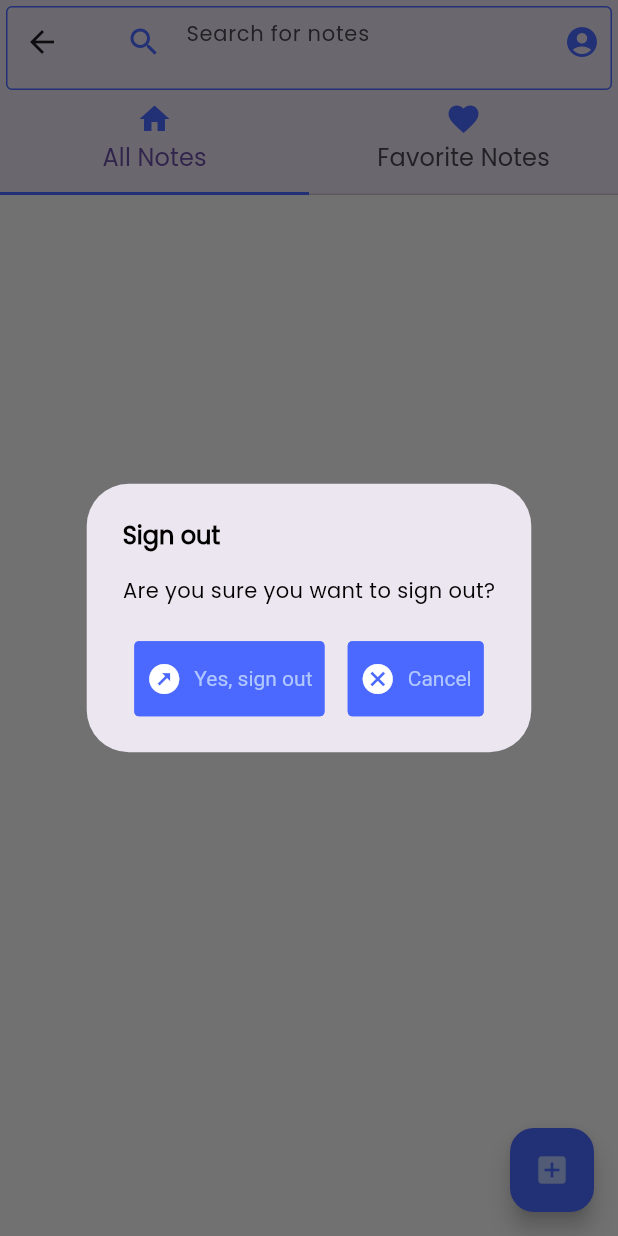
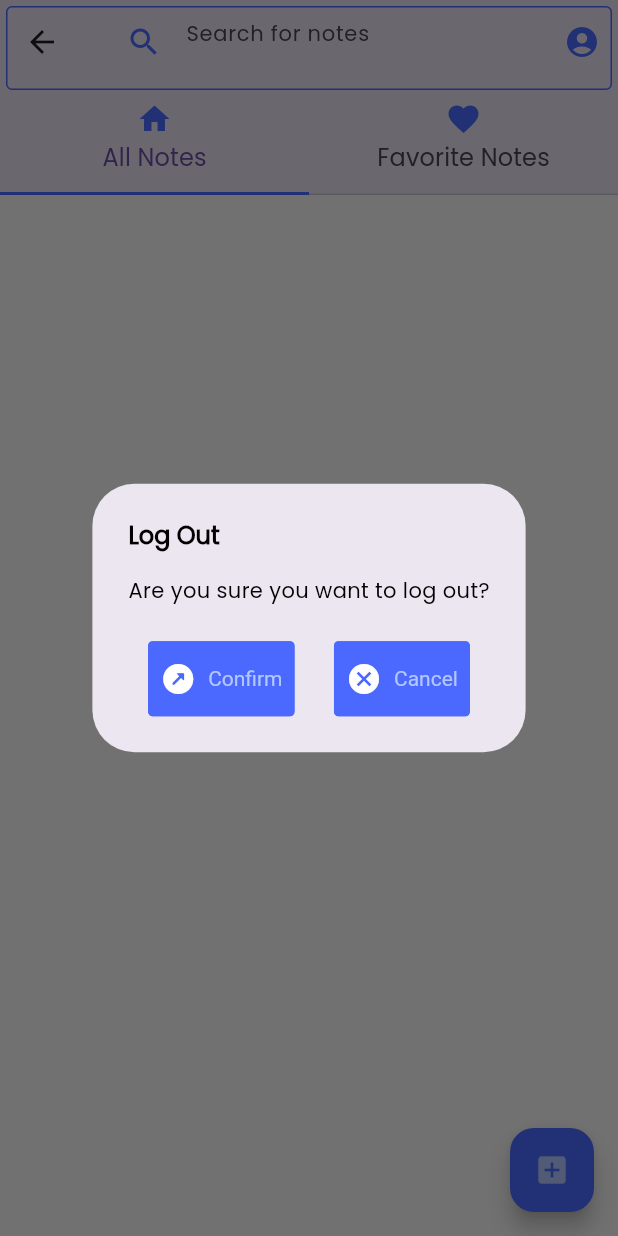
Before and after one commit to defUserName-404/mynotes-flutter, a Flutter app: the HomeView screen opened by its route, after a tap on the "account circle" icon, on a phone screen of 412 x 824 dp. Run offline on Flutter 3.47's test engine with Material 3 defaults, Android fonts, the phone set to English and light mode, and no system bars; drawn by our look-alikes of getwidget; our stand-ins replace bloc, cloud_firestore, firebase_auth, firebase_core, flutter_bloc, share_plus and 1 more; accounts and stored records are empty; network calls fail.

Commit message:
Added dialog class for handling dialogs for the app

```diff
--- /dev/null
+++ b/lib/views/custom_widgets/dialogs.dart
@@ -0,0 +1,55 @@
+import 'package:flutter/material.dart';
+
+import 'button.dart';
+
+class AppDialog {
+  AppDialog._();
+
+  static Future<bool> showConfirmationDialog(
+      {required BuildContext buildContext,
+      required String title,
+      required String content,
+      required IconData confirmIcon,
+      required IconData cancelIcon}) async {
+    return await showDialog(
+        context: buildContext,
+        builder: (context) => AlertDialog(
+              title: Text(title),
+              content: Text(content),
+              actions: [
+                Row(
+                  mainAxisAlignment: MainAxisAlignment.spaceAround,
+                  children: [
+                    AppButton(
+                        text: 'Confirm',
+                        icon: Icon(confirmIcon),
+                        onPressed: () => Navigator.of(context).pop(true)),
+                    AppButton(
+                        text: 'Cancel',
+                        icon: Icon(cancelIcon),
+                        onPressed: () => Navigator.of(context).pop(false)),
+                  ],
+                )
+              ],
+            )).then((value) => value ?? false);
+  }
+
+  static Future<void> showErrorDialog(
+      {required BuildContext context,
+      required String title,
+      required String content}) async {
+    await showDialog(
+      context: context,
+      builder: (context) => AlertDialog(
+        title: Text(title),
+        content: Text(content),
+        actions: [
+          AppButton(
+              text: 'Ok',
+              icon: const Icon(Icons.check_circle),
+              onPressed: () => Navigator.of(context).pop()),
+        ],
+      ),
+    );
+  }
+}
--- a/lib/views/home_view.dart
+++ b/lib/views/home_view.dart
@@ -1,18 +1,15 @@
-import 'dart:async';
-
 import 'package:flutter/material.dart';
 import 'package:flutter/scheduler.dart';
 import 'package:flutter_bloc/flutter_bloc.dart';
 import 'package:mynotes/services/auth/bloc/auth_bloc.dart';
 import 'package:mynotes/services/auth/bloc/auth_event.dart';
 import 'package:mynotes/util/constants/colors.dart';
+import 'package:mynotes/views/custom_widgets/dialogs.dart';
 import 'package:mynotes/views/notes_view/all_notes_view.dart';
 import 'package:mynotes/views/notes_view/favorite_notes_view.dart';
 
 import '../util/constants/routes.dart';
-import 'custom_widgets/button.dart';
 import 'custom_widgets/icon.dart';
-import 'custom_widgets/reused_widgets.dart';
 
 class HomeView extends StatefulWidget {
   const HomeView({super.key});
@@ -96,7 +93,12 @@ class _HomeViewState extends State<HomeView>
           child: IconButton(
               icon: const AppIcon(icon: Icons.account_circle),
               onPressed: () async {
-                final shouldLogout = await _showLogOutDialog(context);
+                final shouldLogout = await AppDialog.showConfirmationDialog(
+                    buildContext: context,
+                    title: 'Log Out',
+                    content: 'Are you sure you want to log out?',
+                    confirmIcon: Icons.outbond_rounded,
+                    cancelIcon: Icons.cancel);
                 if (shouldLogout && mounted) {
                   context.read<AppAuthBloc>().add(const AppAuthEventLogout());
                 }
@@ -111,37 +113,6 @@ class _HomeViewState extends State<HomeView>
       controller: _tabController,
       children: [AllNotesView(), const FavoriteNotesView()],
     );
-  }
-
-  Future<bool> _showLogOutDialog(BuildContext context) {
-    return showDialog(
-        context: context,
-        builder: (context) {
-          return AlertDialog(
-            title: const Text('Sign out'),
-            content: const Text('Are you sure you want to sign out?'),
-            actions: [
-              Row(
-                mainAxisAlignment: MainAxisAlignment.spaceAround,
-                children: [
-                  AppButton(
-                      text: 'Yes, sign out',
-                      icon: const Icon(Icons.outbond),
-                      onPressed: () {
-                        Navigator.of(context).pop(true);
-                      }),
-                  AppButton(
-                      text: 'Cancel',
-                      icon: const Icon(Icons.cancel),
-                      onPressed: () {
-                        Navigator.of(context).pop(false);
-                        showToast('Sign out cancelled');
-                      }),
-                ],
-              )
-            ],
-          );
-        }).then((value) => value ?? false);
   }
 
   PreferredSizeWidget _tabBar() {
```
Also changed, not shown: lib/views/custom_widgets/reused_widgets.dart (deleted, +0 -13 lines), lib/views/login_view.dart (+16 -4 lines), lib/views/notes_view/notes_editor_view.dart (+8 -35 lines), lib/views/register_view.dart (+21 -10 lines).
